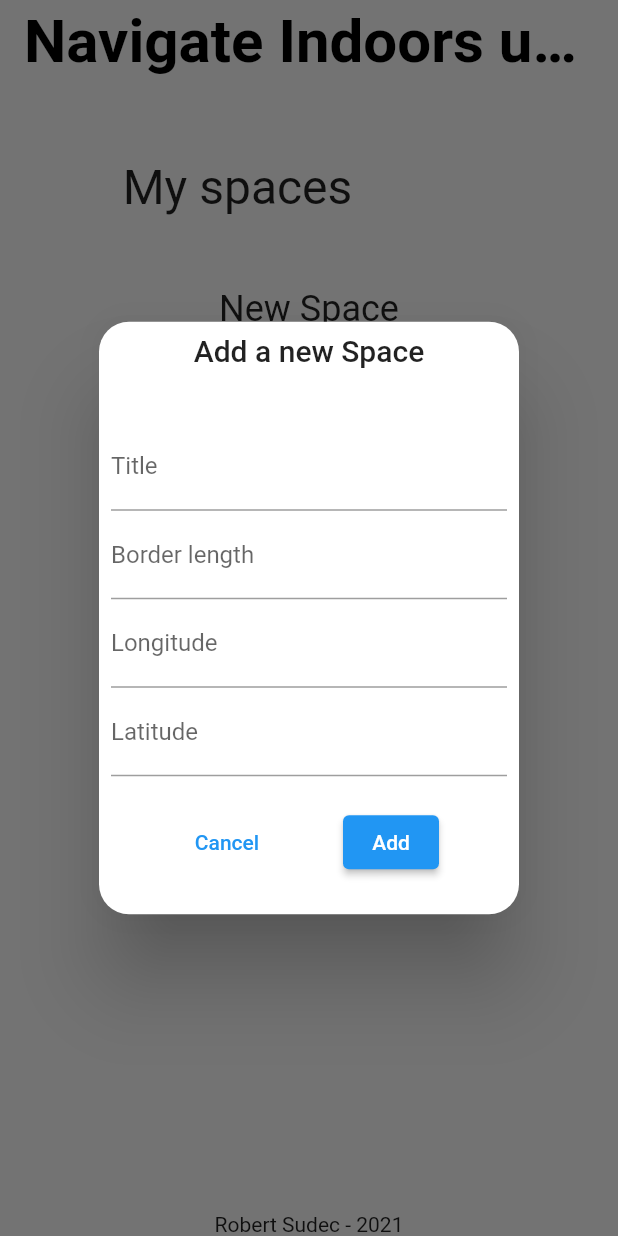
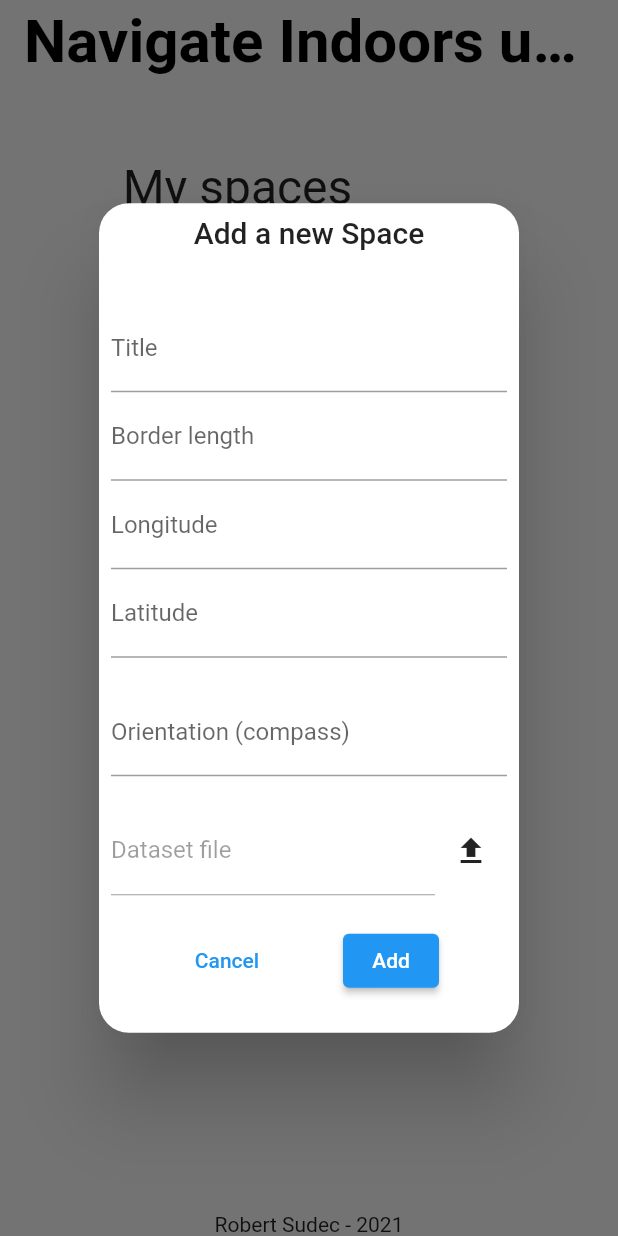
Before and after one commit to roby0970/masters-web, a Flutter app: the screen it shows after launch, after a tap on "New Space", on a phone screen of 412 x 824 dp. Run offline on Flutter 3.47's test engine with Material 2 defaults, Android fonts, the phone set to English and light mode, and no system bars; our stand-ins replace file_picker, flutter_dotenv, get; missing offline and left inert: dart:html, flex_color_picker; network calls fail.

Commit message:
added compass and dataset upload on adding space

```diff
--- a/lib/controllers/location.dart
+++ b/lib/controllers/location.dart
@@ -1,5 +1,6 @@
 import 'dart:convert';
 import 'dart:html';
+import 'package:flutter_dotenv/flutter_dotenv.dart';
 import 'package:get/get.dart';
 import 'package:web_admin/models/coordinates.dart';
 import 'package:web_socket_channel/web_socket_channel.dart';
@@ -8,7 +9,8 @@ import '../models/location.dart';
 class LocationController extends GetxController {
   RxList<Location> locations = List<Location>.empty().obs;
 
-  var webSocket = new WebSocket('ws://localhost:8000/ws/');
+  var webSocket =
+      new WebSocket('ws://${dotenv.env['IP_ADDR']}:${dotenv.env['PORT']}/ws/');
 
   String text = '';
   late WebSocketChannel ws;
@@ -16,9 +18,9 @@ class LocationController extends GetxController {
   void onInit() {
     webSocket.onMessage.listen((MessageEvent e) {
       print(e.data);
+
       locations.clear();
       locations.add(Location.fromJson(jsonDecode(e.data)));
-      print(locations[0].toJson());
     });
     super.onInit();
   }
--- a/lib/controllers/spaceGrid.dart
+++ b/lib/controllers/spaceGrid.dart
@@ -1,3 +1,4 @@
+import 'package:flutter_dotenv/flutter_dotenv.dart';
 import 'package:get/get.dart';
 import 'package:web_admin/controllers/pois.dart';
 import '../controllers/spaces.dart';
@@ -24,7 +25,7 @@ class SpaceGridController extends GetxController {
     SpacesController spacesController = Get.find();
     final response = await http.get(
         Uri.parse(
-            "http://localhost:8000/coordinates_space/${spacesController.currentSpace.value.id}"),
+            "http://${dotenv.env['IP_ADDR']}:${dotenv.env['PORT']}/coordinates_space/${spacesController.currentSpace.value.id}"),
         headers: {
           "Accept": "application/json",
           "Access-Control-Allow-Origin": "*"
@@ -46,7 +47,8 @@ class SpaceGridController extends GetxController {
     loadingToggle.add(oldC.id!);
 
     final response = await http.put(
-        Uri.parse("http://localhost:8000/coordinates/${oldC.id}"),
+        Uri.parse(
+            "http://${dotenv.env['IP_ADDR']}:${dotenv.env['PORT']}/coordinates/${oldC.id}"),
         headers: {
           "Content-Type": "application/json",
           "Accept": "application/json",
--- a/lib/controllers/spaces.dart
+++ b/lib/controllers/spaces.dart
@@ -1,3 +1,5 @@
+import 'package:file_picker/file_picker.dart';
+import 'package:flutter_dotenv/flutter_dotenv.dart';
 import 'package:get/get.dart';
 import 'package:web_admin/models/spaces.dart';
 import 'package:http/http.dart' as http;
@@ -8,14 +10,17 @@ class SpacesController extends GetxController {
   Rx<Space> currentSpace =
       Space(id: 0, area: 0, latitude: 0, longitude: 0, title: "No information")
           .obs;
-
+  RxString selectedFile = "".obs;
+  RxBool uploading = false.obs;
   var showAdd = true.obs;
   int id = 1;
 
   void pressAdd() => showAdd.toggle();
 
   Future<void> getSpaces() async {
-    final response = await http.get(Uri.parse("http://localhost:8000/spaces"),
+    final response = await http.get(
+        Uri.parse(
+            "http://${dotenv.env['IP_ADDR']}:${dotenv.env['PORT']}/spaces"),
         headers: {
           "Accept": "application/json",
           "Access-Control-Allow-Origin": "*"
@@ -31,20 +36,27 @@ class SpacesController extends GetxController {
   }
 
   Future<void> deleteSpace(int? id) async {
-    final response = await http
-        .delete(Uri.parse("http://localhost:8000/spaces/$id"), headers: {
-      "Accept": "application/json",
-      "Access-Control-Allow-Origin": "*"
-    });
+    final response = await http.delete(
+        Uri.parse(
+            "http://${dotenv.env['IP_ADDR']}:${dotenv.env['PORT']}/spaces/$id"),
+        headers: {
+          "Accept": "application/json",
+          "Access-Control-Allow-Origin": "*"
+        });
     print(response.statusCode);
     if (response.statusCode == 200) {
       spaces.removeWhere((element) => element.id == id);
     }
   }
 
-  Future<void> postSpace(
-      String title, int area, double longitude, double latitude) async {
-    final response = await http.post(Uri.parse("http://localhost:8000/spaces"),
+  Future<void> postSpace(String title, int area, double longitude,
+      double latitude, double compass, String dataset) async {
+    print(compass);
+    print(dataset);
+
+    final response = await http.post(
+        Uri.parse(
+            "http://${dotenv.env['IP_ADDR']}:${dotenv.env['PORT']}/spaces"),
         headers: {
           "Content-Type": "application/json",
           "Accept": "application/json",
@@ -55,6 +67,8 @@ class SpacesController extends GetxController {
           "area": area,
           "longitude": longitude,
           "latitude": latitude,
+          "compass": compass,
+          "dataset": dataset,
         }));
     print(response.body);
     final item = json.decode(response.body);
@@ -62,4 +76,25 @@ class SpacesController extends GetxController {
 
     spaces.add(newSpace);
   }
+
+  Future<void> uploadFile() async {
+    var result = await FilePicker.platform.pickFiles(
+      withReadStream: true,
+    );
+
+    var obj = result!.files.single;
+
+    var postUri = Uri.parse(
+        "http://${dotenv.env['IP_ADDR']}:${dotenv.env['PORT']}/upload");
+    var request = new http.MultipartRequest("POST", postUri);
+    request.fields['file'] = 'blah';
+    request.files.add(new http.MultipartFile('file', obj.readStream!, obj.size,
+        filename: obj.name));
+    uploading(true);
+    var respo = await request.send();
+    uploading(false);
+    if (respo.statusCode == 200) {
+      selectedFile(obj.name);
+    }
+  }
 }
--- a/lib/main.dart
+++ b/lib/main.dart
@@ -1,4 +1,5 @@
 import 'package:flutter/material.dart';
+import 'package:flutter_dotenv/flutter_dotenv.dart';
 import 'package:get/get.dart';
 import 'package:web_admin/pages/home.dart';
 import 'package:web_admin/pages/spaceDetail.dart';
@@ -8,7 +9,8 @@ import 'controllers/pois.dart';
 import 'controllers/spaceGrid.dart';
 import 'controllers/spaces.dart';
 
-void main() {
+void main() async {
+  await dotenv.load(fileName: ".env");
   runApp(GetMaterialApp(
     initialRoute: '/home',
     getPages: [
--- a/lib/models/location.dart
+++ b/lib/models/location.dart
@@ -1,24 +1,21 @@
 class Location {
-  final String? mac;
-  final String? desc;
   final int? x;
   final int? y;
+  final String? name;
 
-  Location({this.mac, this.desc, this.x, this.y});
+  Location({this.x, this.y, this.name});
 
   factory Location.fromJson(Map<String, dynamic> json) {
     return Location(
-      mac: json['mac'],
-      desc: json['desc'],
       x: json['x'],
       y: json['y'],
+      name: json['name'],
     );
   }
 
   Map<String, dynamic> toJson() => {
-        'mac': mac,
-        'desc': desc,
         'x': x,
         'y': y,
+        'name': name,
       };
 }
--- a/lib/pages/home.dart
+++ b/lib/pages/home.dart
@@ -1,6 +1,12 @@
+import 'dart:html';
+
+import 'package:file_picker/file_picker.dart';
 import 'package:flutter/material.dart';
+import 'package:flutter_dotenv/flutter_dotenv.dart';
 import 'package:get/get.dart';
+import 'package:http_parser/http_parser.dart';
 import 'package:web_admin/widgets/spacesList.dart';
+import 'package:http/http.dart' as http;
 
 class MyHomePage extends StatefulWidget {
   MyHomePage({Key? key, this.title = "Default title"}) : super(key: key);
--- a/lib/widgets/spaceAdd.dart
+++ b/lib/widgets/spaceAdd.dart
@@ -11,6 +11,8 @@ class SpaceAdd extends StatelessWidget {
   TextEditingController areaController = TextEditingController();
   TextEditingController longitudeController = TextEditingController();
   TextEditingController latitudeController = TextEditingController();
+  TextEditingController compassController = TextEditingController();
+  TextEditingController datasetController = TextEditingController();
 
   final _formKey = GlobalKey<FormState>();
   @override
@@ -69,15 +71,63 @@ class SpaceAdd extends StatelessWidget {
                         },
                       ),
                       TextFormField(
-                          controller: latitudeController,
-                          decoration: InputDecoration(labelText: "Latitude"),
+                        controller: latitudeController,
+                        decoration: InputDecoration(labelText: "Latitude"),
+                        validator: (val) {
+                          if (val == null ||
+                              val.isEmpty ||
+                              double.tryParse(val) == null)
+                            return 'Enter valid latitude value (decimal)';
+                          return null;
+                        },
+                      ),
+                      SizedBox(
+                        height: 20,
+                      ),
+                      TextFormField(
+                          controller: compassController,
+                          decoration: InputDecoration(
+                              labelText: "Orientation (compass)"),
                           validator: (val) {
                             if (val == null ||
                                 val.isEmpty ||
                                 double.tryParse(val) == null)
-                              return 'Enter valid latitude value (decimal)';
+                              return 'Enter valid compass value (decimal)';
                             return null;
                           }),
+                      SizedBox(
+                        height: 20,
+                      ),
+                      Row(
+                        children: [
+                          Expanded(
+                            child: TextFormField(
+                                controller: datasetController,
+                                enabled: false,
+                                decoration:
+                                    InputDecoration(labelText: "Dataset file"),
+                                validator: (val) {
+                                  if (val == null || val.isEmpty)
+                                    return 'Enter valid dataset file';
+                                  return null;
+                                }),
+                          ),
+                          Obx(() {
+                            if (spacesController.uploading.value) {
+                              return CircularProgressIndicator();
+                            } else {
+                              return IconButton(
+                                icon: Icon(Icons.file_upload),
+                                onPressed: () async {
+                                  await spacesController.uploadFile();
+                                  datasetController.text =
+                                      spacesController.selectedFile.value;
+                                },
+                              );
+                            }
+                          })
+                        ],
+                      ),
                       SizedBox(
                         height: 20,
                       ),
@@ -98,9 +148,11 @@ class SpaceAdd extends StatelessWidget {
                                       double.parse(longitudeController.text);
                                   double latitude =
                                       double.parse(latitudeController.text);
-
-                                  await spacesController.postSpace(
-                                      title, area, longitude, latitude);
+                                  double compass =
+                                      double.parse(compassController.text);
+                                  String dataset = datasetController.text;
+                                  await spacesController.postSpace(title, area,
+                                      longitude, latitude, compass, dataset);
                                   Get.back();
                                 }
                               },
```
Also changed, not shown: lib/controllers/pois.dart (+11 -7 lines), pubspec.yaml (+7 -3 lines), pubspec.lock, 1 other file.
